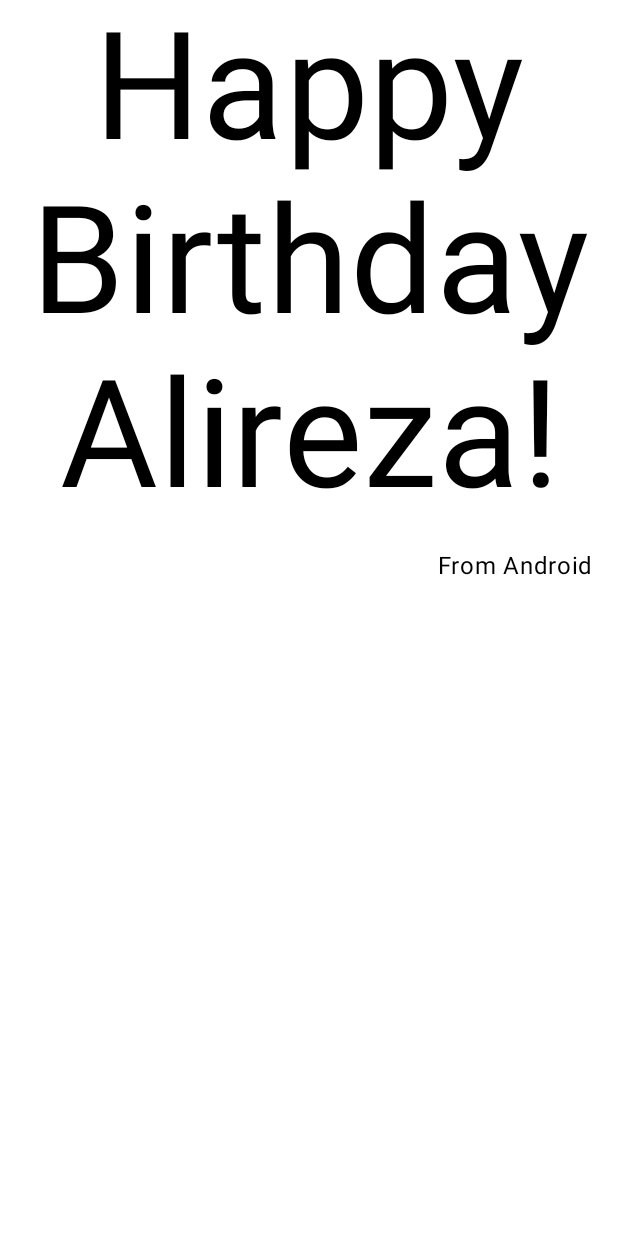
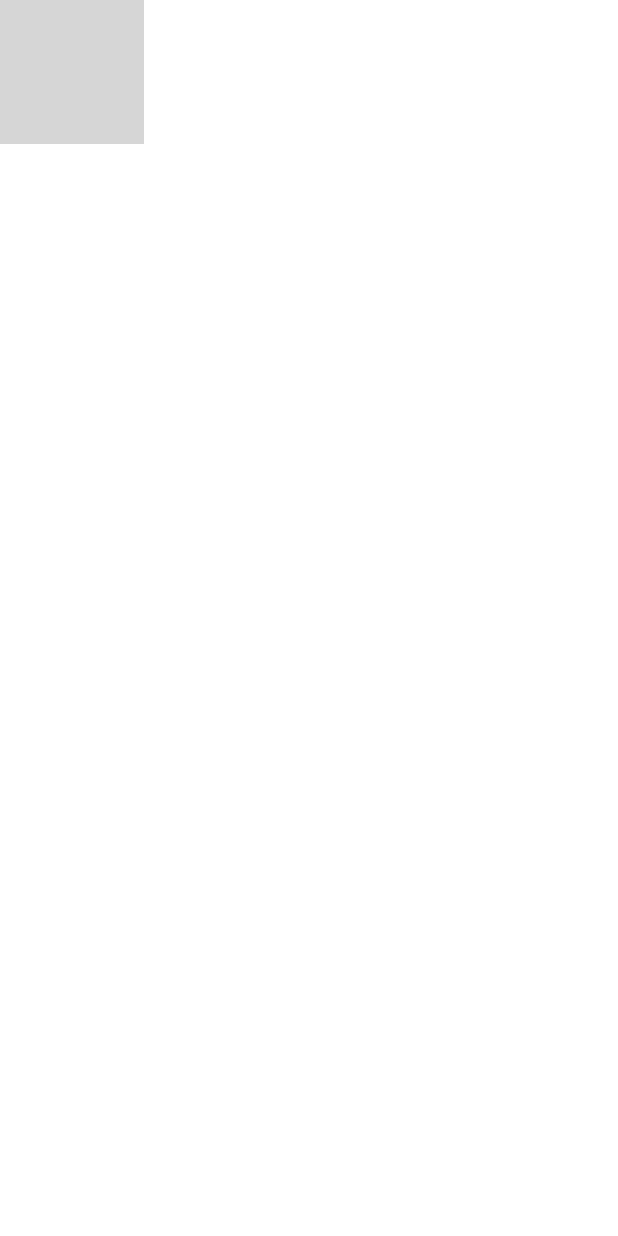
Before and after one commit to ghasabeh/HappyBirthday, an Android app built with Jetpack Compose: the @Preview function BirthdayCardPreview, on a phone screen of 412 x 824 dp. Run offline under Robolectric (Android 15) with nearby library versions, the phone set to English and light mode, and no system bars; grey boxes are pictures that could not be loaded.

Commit message:
change the image. use it as resource to background.

```diff
--- a/app/src/main/java/com/ghasabeie/happybirthday/MainActivity.kt
+++ b/app/src/main/java/com/ghasabeie/happybirthday/MainActivity.kt
@@ -3,6 +3,7 @@ package com.ghasabeie.happybirthday
 import android.os.Bundle
 import androidx.activity.ComponentActivity
 import androidx.activity.compose.setContent
+import androidx.compose.foundation.Image
 import androidx.compose.foundation.layout.Arrangement
 import androidx.compose.foundation.layout.Column
 import androidx.compose.foundation.layout.fillMaxSize
@@ -13,6 +14,7 @@ import androidx.compose.material3.Text
 import androidx.compose.runtime.Composable
 import androidx.compose.ui.Alignment
 import androidx.compose.ui.Modifier
+import androidx.compose.ui.res.painterResource
 import androidx.compose.ui.text.style.TextAlign
 import androidx.compose.ui.tooling.preview.Preview
 import androidx.compose.ui.unit.dp
@@ -56,10 +58,15 @@ fun GreetingText(message: String, from: String, modifier: Modifier = Modifier) {
     }
 }
 
+@Composable
+fun GreetingImage(message: String, from: String, modifier: Modifier = Modifier) {
+    val backImage = painterResource(R.drawable.androidparty)
+    Image(painter = backImage, contentDescription = "$message $from")
+}
 @Preview(showBackground = true, showSystemUi = true, name = "Alireza 's preview")
 @Composable
 fun BirthdayCardPreview() {
     HappyBirthdayTheme {
-        GreetingText(message = "Happy Birthday Alireza!", from = "From Android")
+        GreetingImage(message = "Happy Birthday Alireza!", from = "From Android")
     }
 }
```
Also changed, not shown: app/src/main/res/drawable-nodpi/birthdayimage.webp (deleted), 1 other file.
